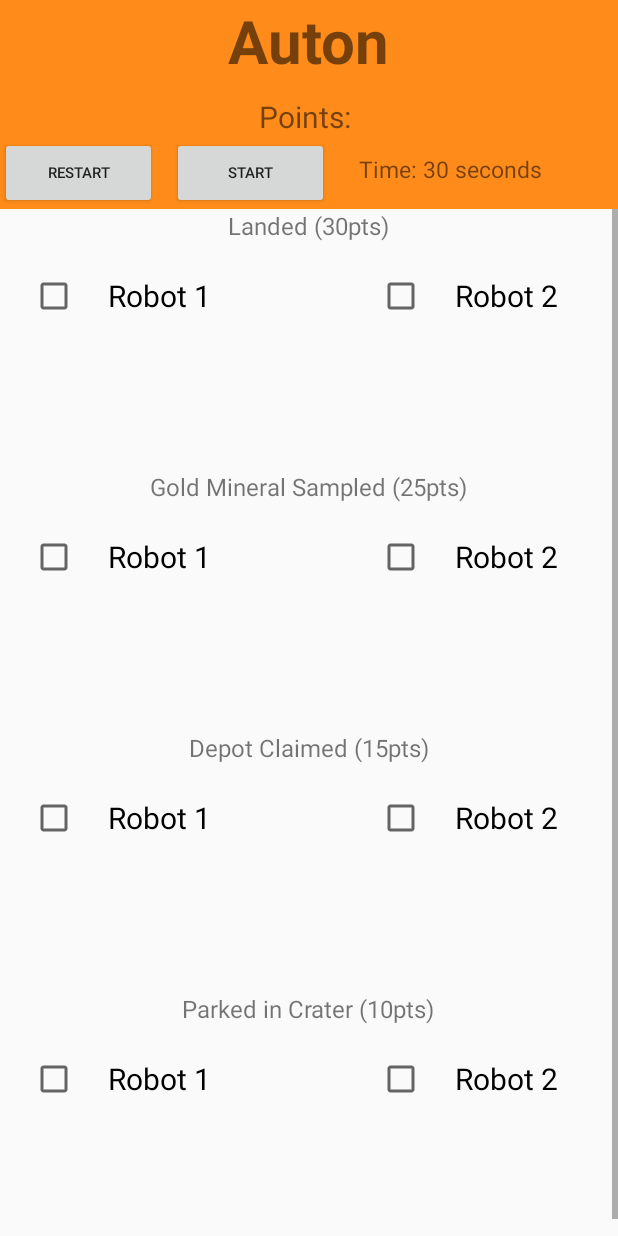
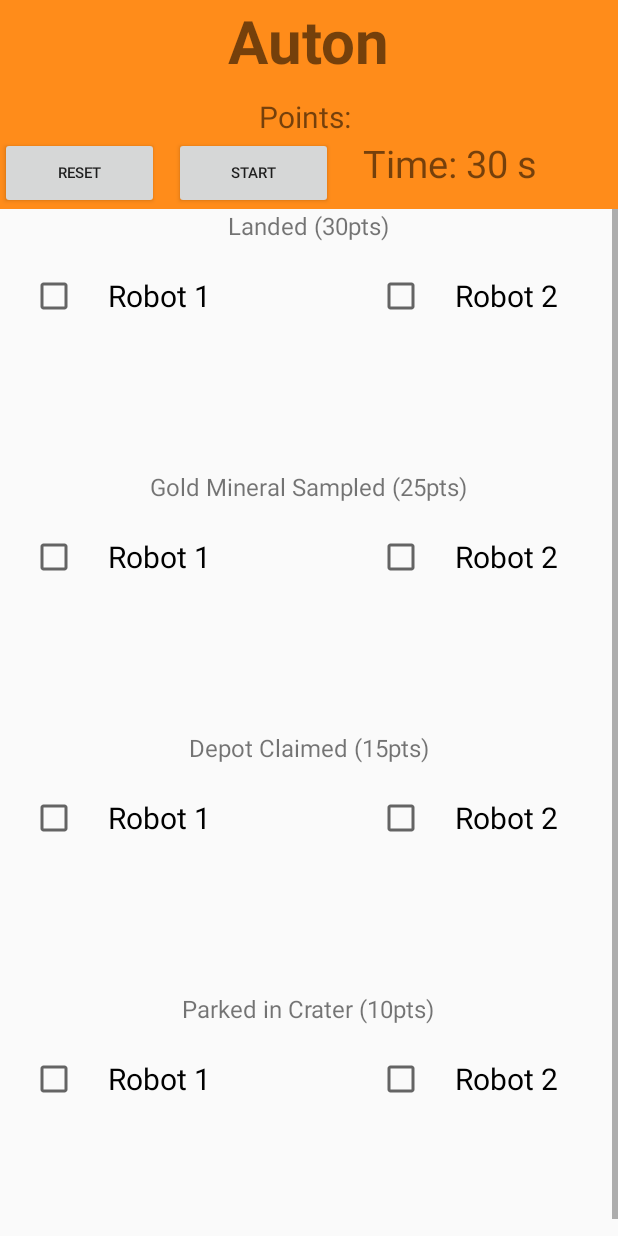
Before and after one commit to ethanpang1138/RoverRuckusScorer, an Android app: the AutonScoringActivity screen opened directly, with no data from a screen before it, on a phone screen of 412 x 824 dp. Run offline under Robolectric (Android 15) with nearby library versions, the phone set to English and light mode, and no system bars.

Commit message:
bug fixes for timer

```diff
--- a/app/src/main/java/com/ethanp1138/roverruckusscorerapp/AutonScoringActivity.java
+++ b/app/src/main/java/com/ethanp1138/roverruckusscorerapp/AutonScoringActivity.java
@@ -65,7 +65,7 @@ public class AutonScoringActivity extends AppCompatActivity {
 
     public void updateTimer(int currentTime){
         final TextView timerText = findViewById(R.id.timer);
-        timerText.setText("Time: " + currentTime + " seconds");
+        timerText.setText("Time: " + currentTime + "s");
     }
 
     public void timeUp(){
--- a/app/src/main/java/com/ethanp1138/roverruckusscorerapp/Timer.java
+++ b/app/src/main/java/com/ethanp1138/roverruckusscorerapp/Timer.java
@@ -30,6 +30,7 @@ public class Timer {
     }
 
     public void restartTimer(){
+        stopTimer();
         initTimer(maxTime);
         startFromBeginning = true;
     }
@@ -43,6 +44,7 @@ public class Timer {
 
             @Override
             public void onFinish() {
+                activity.updateTimer(0);
                 activity.timeUp();
             }
         };
@@ -50,5 +52,4 @@ public class Timer {
     public void stopTimer(){
         timer.cancel();
     }
-    public int getTime(){return time;}
 }
--- a/app/src/main/res/layout/activity_auton_scoring.xml
+++ b/app/src/main/res/layout/activity_auton_scoring.xml
@@ -45,7 +45,7 @@
                 android:layout_marginRight="10sp"
                 android:onClick="onRestartTimerClick"
                 android:layout_weight="1"
-                android:text="Restart"/>
+                android:text="Reset"/>
 
             <Button
                 android:id="@+id/start_timer_button"
@@ -61,9 +61,9 @@
                 android:id="@+id/timer"
                 android:layout_width="wrap_content"
                 android:layout_height="wrap_content"
-                android:textSize="15sp"
+                android:textSize="25sp"
                 android:layout_weight="3"
-                android:text="Time: 30 seconds"/>
+                android:text="Time: 30 s"/>
         </LinearLayout>
 
 
```
